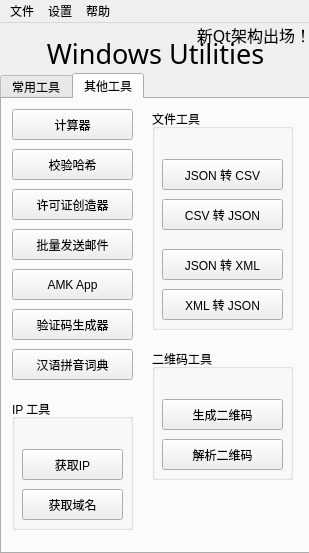
Old version of the form data/ui/main.ui in the repository wangzixin1940/Python-Utilities.
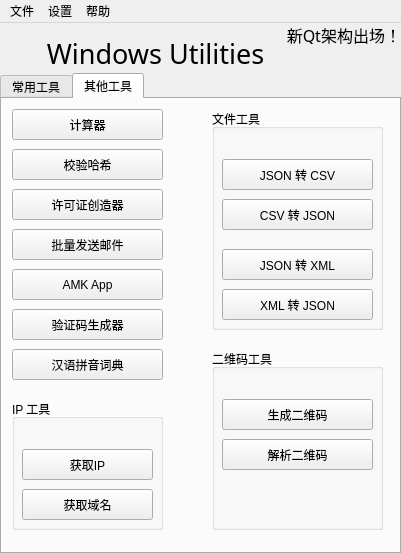
New version of the form. The open tabs and pages were chosen to show the change. Icons and pictures are not drawn.

Commit message: Changed Password Creator App to Qt architecture and optimized the ui

Patch:
```diff
--- a/data/ui/main.ui
+++ b/data/ui/main.ui
@@ -6,7 +6,7 @@
    <rect>
     <x>0</x>
     <y>0</y>
-    <width>309</width>
+    <width>401</width>
     <height>553</height>
    </rect>
   </property>
@@ -48,7 +48,7 @@
    <widget class="QLabel" name="news">
     <property name="geometry">
      <rect>
-      <x>180</x>
+      <x>270</x>
       <y>0</y>
       <width>131</width>
       <height>21</height>
@@ -75,7 +75,7 @@
      <rect>
       <x>0</x>
       <y>50</y>
-      <width>311</width>
+      <width>401</width>
       <height>481</height>
      </rect>
     </property>
@@ -174,7 +174,7 @@
        <rect>
         <x>10</x>
         <y>10</y>
-        <width>121</width>
+        <width>151</width>
         <height>31</height>
        </rect>
       </property>
@@ -187,7 +187,7 @@
        <rect>
         <x>10</x>
         <y>50</y>
-        <width>121</width>
+        <width>151</width>
         <height>31</height>
        </rect>
       </property>
@@ -200,7 +200,7 @@
        <rect>
         <x>10</x>
         <y>90</y>
-        <width>121</width>
+        <width>151</width>
         <height>31</height>
        </rect>
       </property>
@@ -213,7 +213,7 @@
        <rect>
         <x>10</x>
         <y>130</y>
-        <width>121</width>
+        <width>151</width>
         <height>31</height>
        </rect>
       </property>
@@ -226,7 +226,7 @@
        <rect>
         <x>10</x>
         <y>300</y>
-        <width>121</width>
+        <width>151</width>
         <height>131</height>
        </rect>
       </property>
@@ -238,7 +238,7 @@
         <rect>
          <x>10</x>
          <y>50</y>
-         <width>101</width>
+         <width>131</width>
          <height>31</height>
         </rect>
        </property>
@@ -251,7 +251,7 @@
         <rect>
          <x>10</x>
          <y>90</y>
-         <width>101</width>
+         <width>131</width>
          <height>31</height>
         </rect>
        </property>
@@ -263,10 +263,10 @@
      <widget class="QGroupBox" name="qrcode_group">
       <property name="geometry">
        <rect>
-        <x>150</x>
+        <x>210</x>
         <y>250</y>
-        <width>141</width>
-        <height>131</height>
+        <width>171</width>
+        <height>181</height>
        </rect>
       </property>
       <property name="title">
@@ -277,7 +277,7 @@
         <rect>
          <x>10</x>
          <y>50</y>
-         <width>121</width>
+         <width>151</width>
          <height>31</height>
         </rect>
        </property>
@@ -290,7 +290,7 @@
         <rect>
          <x>10</x>
          <y>90</y>
-         <width>121</width>
+         <width>151</width>
          <height>31</height>
         </rect>
        </property>
@@ -302,9 +302,9 @@
      <widget class="QGroupBox" name="file_group">
       <property name="geometry">
        <rect>
-        <x>150</x>
+        <x>210</x>
         <y>10</y>
-        <width>141</width>
+        <width>171</width>
         <height>221</height>
        </rect>
       </property>
@@ -316,7 +316,7 @@
         <rect>
          <x>10</x>
          <y>50</y>
-         <width>121</width>
+         <width>151</width>
          <height>31</height>
         </rect>
        </property>
@@ -329,7 +329,7 @@
         <rect>
          <x>10</x>
          <y>90</y>
-         <width>121</width>
+         <width>151</width>
          <height>31</height>
         </rect>
        </property>
@@ -342,7 +342,7 @@
         <rect>
          <x>10</x>
          <y>140</y>
-         <width>121</width>
+         <width>151</width>
          <height>31</height>
         </rect>
        </property>
@@ -355,7 +355,7 @@
         <rect>
          <x>10</x>
          <y>180</y>
-         <width>121</width>
+         <width>151</width>
          <height>31</height>
         </rect>
        </property>
@@ -369,7 +369,7 @@
        <rect>
         <x>10</x>
         <y>170</y>
-        <width>121</width>
+        <width>151</width>
         <height>31</height>
        </rect>
       </property>
@@ -382,7 +382,7 @@
        <rect>
         <x>10</x>
         <y>210</y>
-        <width>121</width>
+        <width>151</width>
         <height>31</height>
        </rect>
       </property>
@@ -395,7 +395,7 @@
        <rect>
         <x>10</x>
         <y>250</y>
-        <width>121</width>
+        <width>151</width>
         <height>31</height>
        </rect>
       </property>
@@ -411,7 +411,7 @@
     <rect>
      <x>0</x>
      <y>0</y>
-     <width>309</width>
+     <width>401</width>
      <height>20</height>
     </rect>
    </property>
```
Left out of the diff: 26 changed lines with no effect on the pictures. The commit also changes 4 other files.
